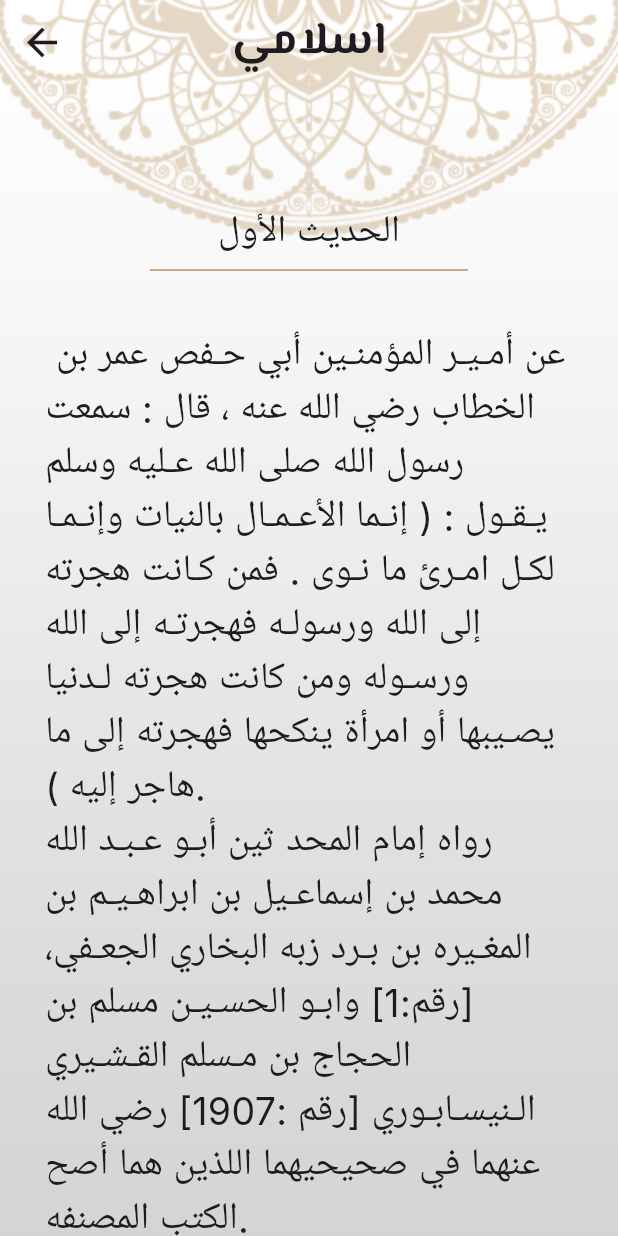
After one commit to youssefemadeldn/Islami-App, a Flutter app: the HadithContentView screen opened by its route, on a phone screen of 412 x 824 dp. The commit adds this screen. Run offline on Flutter 3.47's test engine with Material 3 defaults, Android fonts, the phone set to English and light mode, and no system bars; our stand-ins replace google_fonts.

Commit message:
finish Ui of Hadith Content View

```diff
--- a/lib/main.dart
+++ b/lib/main.dart
@@ -1,5 +1,6 @@
 import 'package:flutter/material.dart';
 import 'package:islamic_app/views/bottom_navigation_bar_view.dart';
+import 'package:islamic_app/views/hadith_content_view.dart';
 
 void main() {
   runApp(const MyApp());
@@ -17,6 +18,7 @@ class MyApp extends StatelessWidget {
       routes: {
         BottomNavigationBarView.routName: (context) =>
             BottomNavigationBarView(),
+        HadithContentView.routName: (context) => HadithContentView(),
       },
     );
   }
--- /dev/null
+++ b/lib/models/hadith_content_model.dart
@@ -0,0 +1,5 @@
+class HadithContentModel {
+  String hadith_content;
+
+  HadithContentModel(this.hadith_content);
+}
--- /dev/null
+++ b/lib/views/hadith_content_view.dart
@@ -0,0 +1,85 @@
+import 'package:flutter/material.dart';
+import 'package:google_fonts/google_fonts.dart';
+import 'package:islamic_app/constants.dart';
+import 'package:islamic_app/views/bottom_navigation_bar_view.dart';
+
+class HadithContentView extends StatelessWidget {
+  static const String routName = 'HadithContentView';
+  const HadithContentView({super.key});
+
+  @override
+  Widget build(BuildContext context) {
+    return Stack(
+      children: [
+        Positioned(
+          left: 0,
+          right: 0,
+          child: Image.asset('assets/images/bg.png'),
+        ),
+        Scaffold(
+          backgroundColor: Colors.transparent,
+          appBar: AppBar(
+            automaticallyImplyLeading: true,
+            leading: IconButton(
+              onPressed: () {
+                Navigator.popAndPushNamed(
+                    context, BottomNavigationBarView.routName);
+              },
+              icon: const Icon(
+                Icons.arrow_back,
+                size: 30,
+                weight: 5,
+              ),
+            ),
+            backgroundColor: Colors.transparent,
+            title: Text(
+              'اسلامي',
+              style: GoogleFonts.elMessiri(
+                fontSize: 30,
+                fontWeight: FontWeight.w700,
+              ),
+            ),
+            centerTitle: true,
+          ),
+          body: SingleChildScrollView(
+            child: Column(
+              children: [
+                const SizedBox(
+                  height: 80,
+                ),
+                Text(
+                  'الحديث الأول',
+                  style: GoogleFonts.inter(
+                    fontSize: 25,
+                    fontWeight: FontWeight.w400,
+                  ),
+                ),
+                const Divider(
+                  color: kPrimaryColor,
+                  thickness: 1,
+                  endIndent: 100,
+                  indent: 100,
+                ),
+                Padding(
+                  padding: const EdgeInsets.only(left: 30, right: 30, top: 30),
+                  child: Center(
+                    child: Text(
+                      """
+ عن أمـيـر المؤمنـين أبي حـفص عمر بن الخطاب رضي الله عنه ، قال : سمعت رسول الله صلى الله عـليه وسلم يـقـول : ( إنـما الأعـمـال بالنيات وإنـمـا لكـل امـرئ ما نـوى . فمن كـانت هجرته إلى الله ورسولـه فهجرتـه إلى الله ورسـوله ومن كانت هجرته لـدنيا يصـيبها أو امرأة ينكحها فهجرته إلى ما هاجر إليه ).
+رواه إمام المحد ثين أبـو عـبـد الله محمد بن إسماعـيل بن ابراهـيـم بن المغـيره بن بـرد زبه البخاري الجعـفي،[رقم:1] وابـو الحسـيـن مسلم بن الحجاج بن مـسلم القـشـيري الـنيسـابـوري [رقم :1907] رضي الله عنهما في صحيحيهما اللذين هما أصح الكتب المصنفه.
+""",
+                      style: GoogleFonts.inter(
+                        fontSize: 25,
+                        fontWeight: FontWeight.w400,
+                      ),
+                    ),
+                  ),
+                ),
+              ],
+            ),
+          ),
+        ),
+      ],
+    );
+  }
+}
--- a/lib/widgets/hadith_tab.dart
+++ b/lib/widgets/hadith_tab.dart
@@ -1,6 +1,7 @@
 import 'package:flutter/material.dart';
 import 'package:google_fonts/google_fonts.dart';
 import 'package:islamic_app/constants.dart';
+import 'package:islamic_app/views/hadith_content_view.dart';
 
 class HadithTab extends StatelessWidget {
   List<Widget> generateTextWidgets() {
@@ -43,11 +44,17 @@ class HadithTab extends StatelessWidget {
           child: ListView(
             children: List.generate(50, (index) {
               return Center(
-                child: Text(
-                  'الحديث رقم ${index + 1}',
-                  style: GoogleFonts.inter(
-                    fontSize: 25,
-                    fontWeight: FontWeight.w400,
+                child: GestureDetector(
+                  onTap: () {
+                    Navigator.popAndPushNamed(
+                        context, HadithContentView.routName);
+                  },
+                  child: Text(
+                    'الحديث رقم ${index + 1}',
+                    style: GoogleFonts.inter(
+                      fontSize: 25,
+                      fontWeight: FontWeight.w400,
+                    ),
                   ),
                 ),
               );
```
